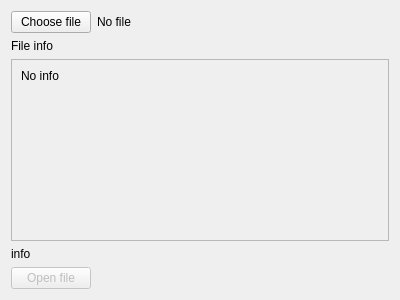
First picture: the form in gui/OpenFileForm.ui, repository Savelyev-Aleksey/Compact-graph, before the edit.
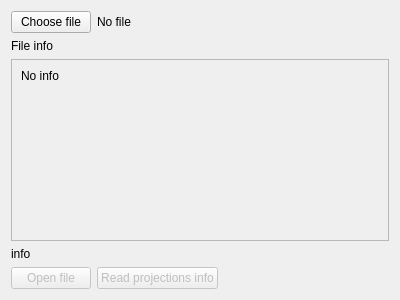
Second picture: the form after the edit.

```diff
--- a/gui/OpenFileForm.ui
+++ b/gui/OpenFileForm.ui
@@ -112,6 +112,16 @@
        </property>
       </widget>
      </item>
+     <item>
+      <widget class="QPushButton" name="projectionsInfoButton">
+       <property name="enabled">
+        <bool>false</bool>
+       </property>
+       <property name="text">
+        <string>Read projections info</string>
+       </property>
+      </widget>
+     </item>
      <item>
       <spacer name="horizontalSpacer_2">
        <property name="orientation">
```
